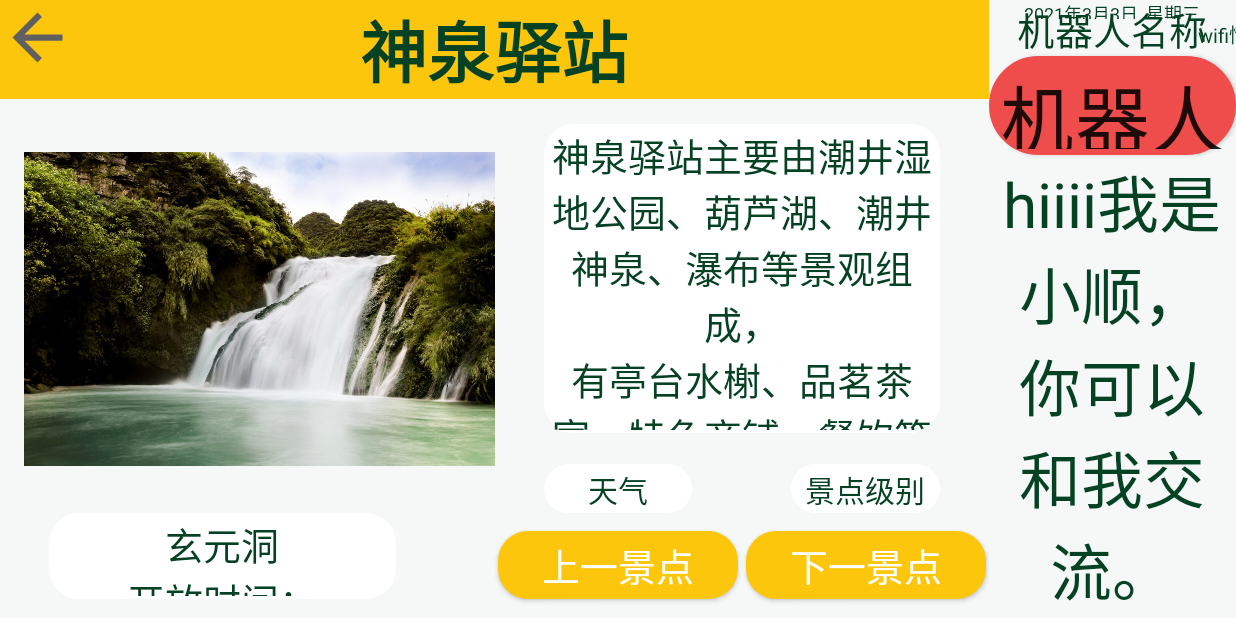
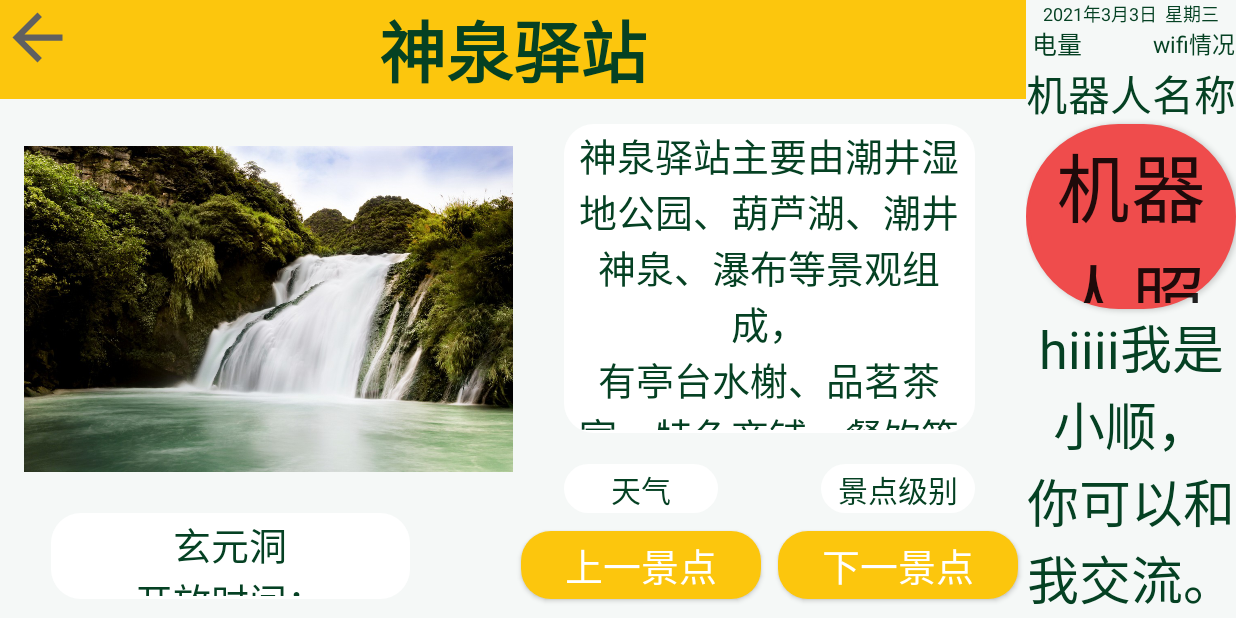
Before and after one commit to Taylor-lagrange/Robot, an Android app: the ToShowFragment screen opened through its navigation route, after a tap on "下一景点", on a phone screen of 824 x 412 dp (held sideways). Run offline under Robolectric (Android 15) with nearby library versions, the phone set to English and light mode, and no system bars; our stand-ins replace Room's generated code; 3 statements that could not run were skipped.

Commit message:
修改侧边栏

```diff
--- a/app/src/main/res/layout/fragment_sidebar.xml
+++ b/app/src/main/res/layout/fragment_sidebar.xml
@@ -14,7 +14,7 @@
 
         <Button
             android:id="@+id/robotImage"
-            android:layout_width="wrap_content"
+            android:layout_width="0dp"
             android:layout_height="0dp"
             android:background="@drawable/roundedbutton"
             android:text="机器人照片"
@@ -28,7 +28,7 @@
 
         <TextView
             android:id="@+id/textView12"
-            android:layout_width="wrap_content"
+            android:layout_width="0dp"
             android:layout_height="0dp"
             android:gravity="center|center_horizontal"
             android:text="电量"
@@ -36,7 +36,7 @@
             android:textSize="25dp"
             app:autoSizeTextType="uniform"
             app:layout_constraintBottom_toTopOf="@+id/guideline30"
-            app:layout_constraintEnd_toStartOf="@+id/guideline32"
+            app:layout_constraintEnd_toStartOf="@+id/guideline72"
             app:layout_constraintHorizontal_bias="1.0"
             app:layout_constraintStart_toStartOf="parent"
             app:layout_constraintTop_toTopOf="@+id/guideline29"
@@ -48,26 +48,27 @@
             android:layout_height="0dp"
             android:orientation="horizontal"
             app:layout_constraintGuide_begin="47dp"
-            app:layout_constraintGuide_percent="0.03" />
+            app:layout_constraintGuide_percent="0.04" />
 
         <androidx.constraintlayout.widget.Guideline
             android:id="@+id/guideline30"
             android:layout_width="wrap_content"
             android:layout_height="0dp"
             android:orientation="horizontal"
-            app:layout_constraintGuide_begin="94dp"
-            app:layout_constraintGuide_percent="0.08" />
+            app:layout_constraintGuide_begin="180dp"
+            app:layout_constraintGuide_percent="0.1" />
 
         <androidx.constraintlayout.widget.Guideline
             android:id="@+id/guideline32"
             android:layout_width="wrap_content"
             android:layout_height="0dp"
             android:orientation="vertical"
-            app:layout_constraintGuide_begin="205dp" />
+            app:layout_constraintGuide_begin="205dp"
+            app:layout_constraintGuide_percent="0.6" />
 
         <TextView
             android:id="@+id/currentTime_Sidebar"
-            android:layout_width="wrap_content"
+            android:layout_width="0dp"
             android:layout_height="0dp"
             android:gravity="center|center_horizontal"
             android:text="时间"
@@ -83,7 +84,7 @@
 
         <TextView
             android:id="@+id/textView13"
-            android:layout_width="wrap_content"
+            android:layout_width="0dp"
             android:layout_height="0dp"
             android:gravity="center|center_horizontal"
             android:text="wifi情况"
@@ -93,7 +94,7 @@
             app:layout_constraintBottom_toTopOf="@+id/guideline30"
             app:layout_constraintEnd_toEndOf="parent"
             app:layout_constraintHorizontal_bias="0.669"
-            app:layout_constraintStart_toEndOf="@+id/textView12"
+            app:layout_constraintStart_toStartOf="@+id/guideline32"
             app:layout_constraintTop_toTopOf="@+id/guideline29"
             app:layout_constraintVertical_bias="0.0" />
 
@@ -103,19 +104,19 @@
             android:layout_height="0dp"
             android:orientation="horizontal"
             app:layout_constraintGuide_begin="375dp"
-            app:layout_constraintGuide_percent="0.25" />
+            app:layout_constraintGuide_percent="0.5" />
 
         <androidx.constraintlayout.widget.Guideline
             android:id="@+id/guideline44"
             android:layout_width="wrap_content"
             android:layout_height="0dp"
             android:orientation="horizontal"
-            app:layout_constraintGuide_begin="171dp"
-            app:layout_constraintGuide_percent="0.09" />
+            app:layout_constraintGuide_begin="191dp"
+            app:layout_constraintGuide_percent="0.2" />
 
         <TextView
             android:id="@+id/textView14"
-            android:layout_width="wrap_content"
+            android:layout_width="0dp"
             android:layout_height="0dp"
             android:gravity="center|center_horizontal"
             android:text="机器人名称"
@@ -126,12 +127,12 @@
             app:layout_constraintEnd_toEndOf="parent"
             app:layout_constraintHorizontal_bias="0.497"
             app:layout_constraintStart_toStartOf="parent"
-            app:layout_constraintTop_toTopOf="parent"
+            app:layout_constraintTop_toTopOf="@+id/guideline30"
             app:layout_constraintVertical_bias="1.0" />
 
         <TextView
             android:id="@+id/communicationInfo"
-            android:layout_width="wrap_content"
+            android:layout_width="0dp"
             android:layout_height="0dp"
             android:gravity="center|center_horizontal"
             android:text="hiiii我是小顺，\n你可以和我交流。"
@@ -143,5 +144,12 @@
             app:layout_constraintStart_toStartOf="parent"
             app:layout_constraintTop_toBottomOf="@+id/robotImage" />
 
+        <androidx.constraintlayout.widget.Guideline
+            android:id="@+id/guideline72"
+            android:layout_width="wrap_content"
+            android:layout_height="wrap_content"
+            android:orientation="vertical"
+            app:layout_constraintGuide_percent="0.3" />
+
     </androidx.constraintlayout.widget.ConstraintLayout>
 </FrameLayout>
--- a/app/src/main/res/layout/fragment_to_show.xml
+++ b/app/src/main/res/layout/fragment_to_show.xml
@@ -12,7 +12,7 @@
         android:layout_width="wrap_content"
         android:layout_height="wrap_content"
         android:orientation="vertical"
-        app:layout_constraintGuide_percent="0.8" />
+        app:layout_constraintGuide_percent="0.83" />
 
     <androidx.fragment.app.FragmentContainerView
         android:id="@+id/fragment_show_f"
```
Also changed, not shown: 1 other file.
